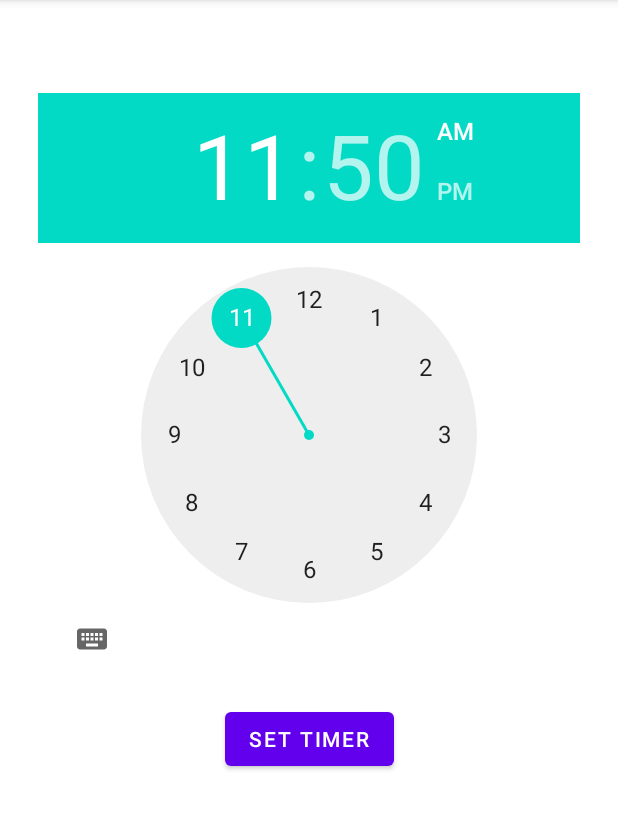
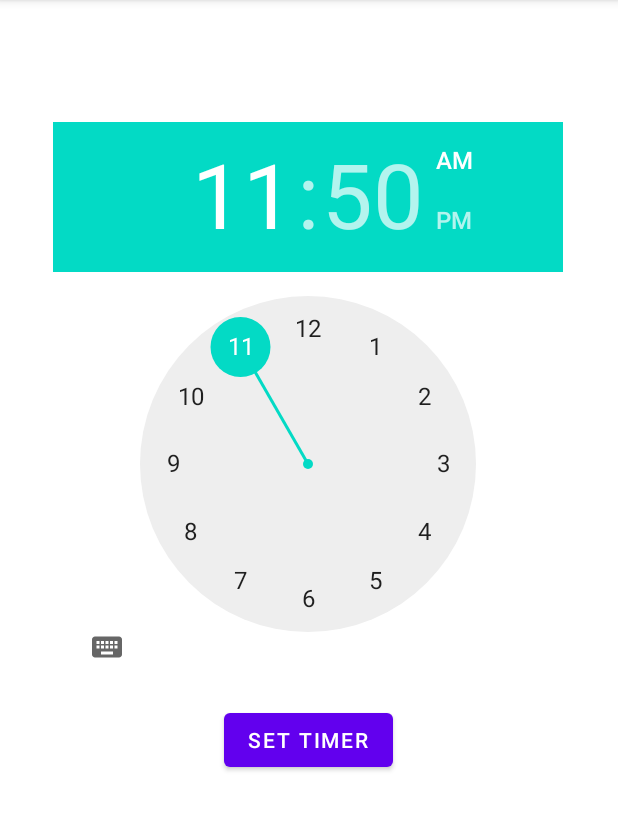
Before and after one commit to Denzel313/AplikasiAlarm, an Android app: the screen it shows after launch (MainActivity), on a phone screen of 412 x 824 dp, the part 84-915 px from its top. Run offline under Robolectric (Android 15) with nearby library versions, the phone set to English and light mode, and no system bars.

Commit message:
merubah posisi tombol dan jam

```diff
--- a/app/src/main/res/layout/activity_main.xml
+++ b/app/src/main/res/layout/activity_main.xml
@@ -9,14 +9,15 @@
 
     <TimePicker
         android:id="@+id/timePicker"
-        android:layout_width="0dp"
-        android:layout_height="0dp"
+        android:layout_width="340dp"
+        android:layout_height="359dp"
         android:layout_marginStart="25dp"
         android:layout_marginTop="62dp"
         android:layout_marginEnd="25dp"
         android:layout_marginBottom="10dp"
         app:layout_constraintBottom_toTopOf="@+id/btnTimer"
         app:layout_constraintEnd_toEndOf="parent"
+        app:layout_constraintHorizontal_bias="0.476"
         app:layout_constraintStart_toStartOf="parent"
         app:layout_constraintTop_toTopOf="parent">
 
@@ -26,10 +27,11 @@
         android:id="@+id/btnTimer"
         android:layout_width="wrap_content"
         android:layout_height="wrap_content"
-        android:layout_marginBottom="251dp"
+        android:layout_marginBottom="231dp"
         android:text="Set Timer"
         app:layout_constraintBottom_toBottomOf="parent"
         app:layout_constraintEnd_toEndOf="parent"
+        app:layout_constraintHorizontal_bias="0.498"
         app:layout_constraintStart_toStartOf="parent"
         app:layout_constraintTop_toBottomOf="@+id/timePicker" />
 
```
